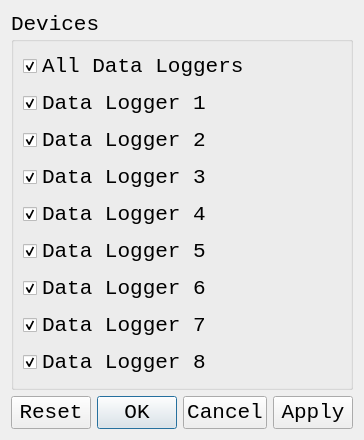
Qt form devicesdialogbox.ui (UniversalKraftr/HuTemp) before a commit.
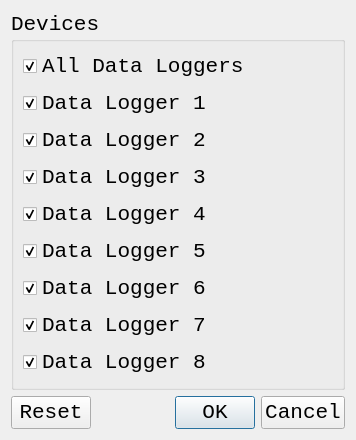
The same form after that commit.

What changed in the file:
```diff
--- a/devicesdialogbox.ui
+++ b/devicesdialogbox.ui
@@ -134,7 +134,7 @@
    <item>
     <widget class="QDialogButtonBox" name="DevicesDialogBoxButtons">
      <property name="standardButtons">
-      <set>QDialogButtonBox::Apply|QDialogButtonBox::Cancel|QDialogButtonBox::Ok|QDialogButtonBox::Reset</set>
+      <set>QDialogButtonBox::Cancel|QDialogButtonBox::Ok|QDialogButtonBox::Reset</set>
      </property>
     </widget>
    </item>
```
